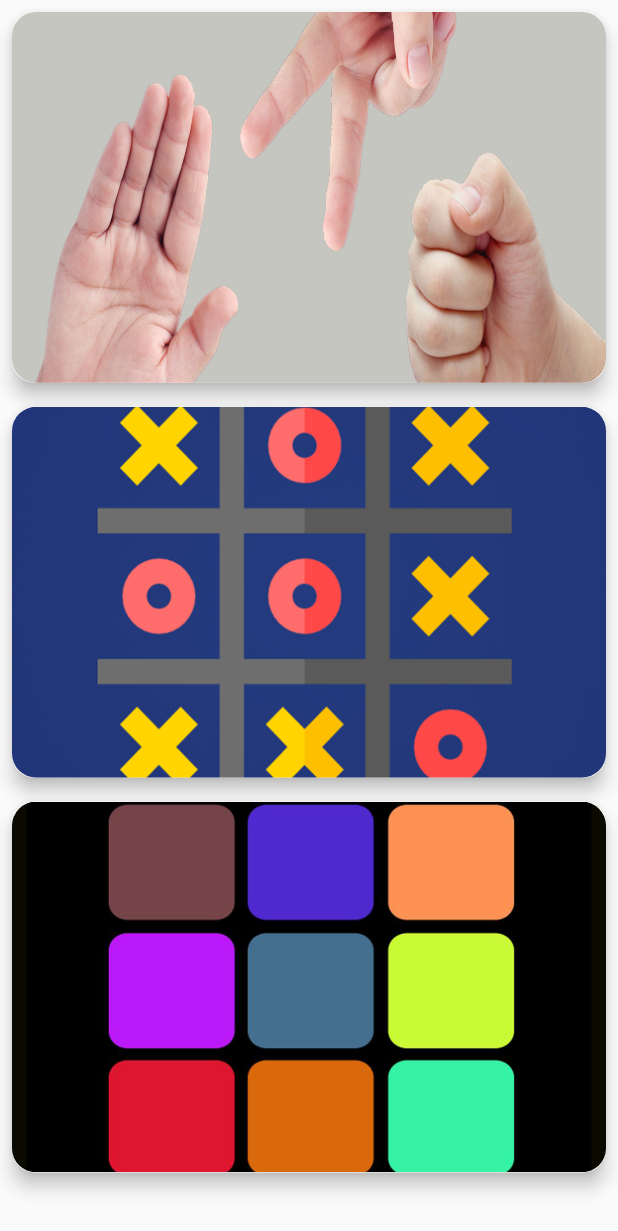
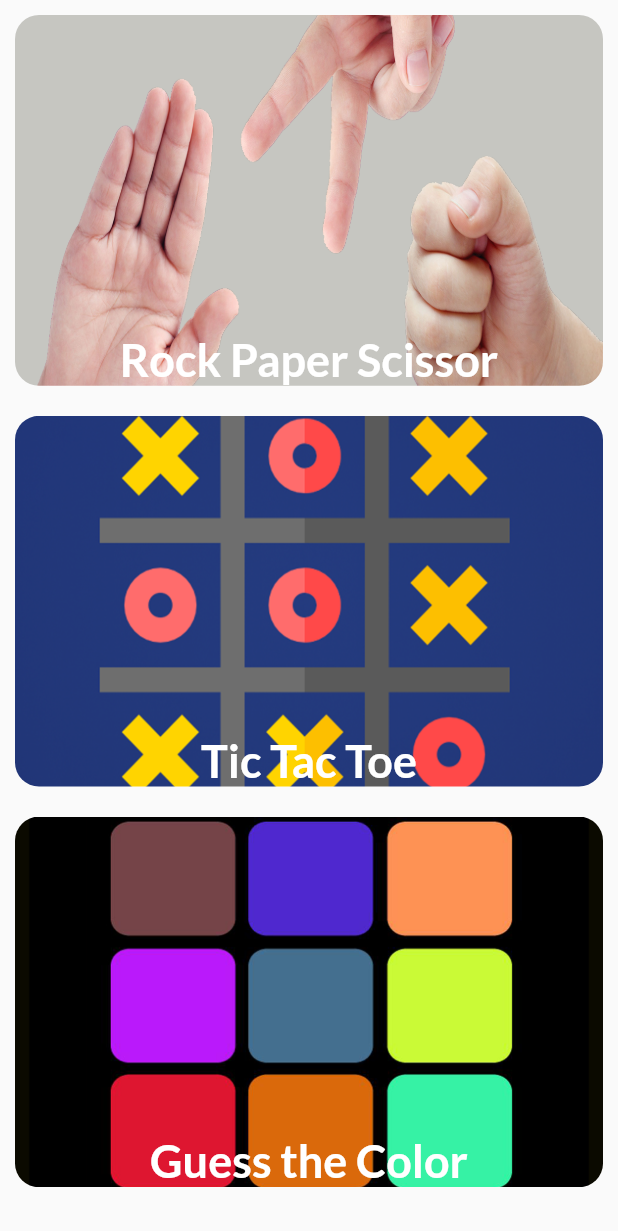
Before and after one commit to samirreaz/air_mail, a Flutter app: the GameScreen screen opened directly, on a phone screen of 412 x 824 dp. Shown: the top 1231 px of the screen. Run offline on Flutter 3.47's test engine with Material 2 defaults, Android fonts, the phone set to English and light mode, and no system bars; our stand-ins replace emoji_picker_flutter, image_picker.

Commit message:
game screen update

```diff
--- a/lib/Screens/game_screen.dart
+++ b/lib/Screens/game_screen.dart
@@ -1,3 +1,6 @@
+import 'package:airmail/Games/Color_Guess/guess_color.dart';
+import 'package:airmail/Games/Rock_Paper_Scissor/rock_paper_scissor.dart';
+import 'package:airmail/Games/Tic_Tac_Toe/tic_tac_toe.dart';
 import 'package:flutter/material.dart';
 
 class GameScreen extends StatefulWidget {
@@ -13,37 +16,38 @@ class _GameScreenState extends State<GameScreen> {
     return Scaffold(
       body: ListView(
         children: [
-          Card(
-            margin: EdgeInsets.all(8),
-            shape: RoundedRectangleBorder(
-              borderRadius: BorderRadius.circular(15.0),
+          InkWell(
+            onTap: () {
+              Navigator.push(context,
+                  MaterialPageRoute(builder: (context) => RockPaperScissor()));
+            },
+            child: CardContants(
+                "assets/images/rock_paper_scissor.png", "Rock Paper Scissor"),
           ),
-            elevation: 5,
-            child: CardContants('assets/images/rock_paper_scissor.png'),
-          ),
-          Card(
-            margin: EdgeInsets.all(8),
-            shape: RoundedRectangleBorder(
-              borderRadius: BorderRadius.circular(15.0),
-            ),
-            elevation: 5,
-            child: CardContants('assets/images/tic_tac_toe.png'),
-          ),
-          Card(
-            margin: EdgeInsets.all(8),
-            shape: RoundedRectangleBorder(
-              borderRadius: BorderRadius.circular(15.0),
-            ),
-            elevation: 5,
-            child: CardContants('assets/images/color_guessing.png'),
-          ),
+          InkWell(
+              onTap: () {
+                Navigator.push(context,
+                    MaterialPageRoute(builder: (context) => TicTacToy()));
+              },
+              child:
+                  CardContants("assets/images/tic_tac_toe.png", "Tic Tac Toe")),
+          InkWell(
+              onTap: () {
+                Navigator.push(context,
+                    MaterialPageRoute(builder: (context) => ColorGuess()));
+              },
+              child: CardContants(
+                  "assets/images/color_guessing.png", "Guess the Color")),
         ],
       ),
     );
   }
 
-  Widget CardContants(String img) {
-    return Container(
+  Widget CardContants(String img, String txt) {
+    return Stack(
+      children: [
+        Container(
+          margin: EdgeInsets.all(10),
           height: MediaQuery.of(context).size.height * 0.3,
           // color: Colors.green,
           width: double.infinity,
@@ -54,6 +58,23 @@ class _GameScreenState extends State<GameScreen> {
               fit: BoxFit.cover,
             ),
           ),
+        ),
+        Positioned.fill(
+          child: Align(
+            alignment: Alignment.bottomCenter,
+            child: Padding(
+              padding: const EdgeInsets.all(10),
+              child: Text(
+                txt,
+                style: TextStyle(
+                    fontSize: 30,
+                    color: Colors.white,
+                    fontWeight: FontWeight.bold),
+              ),
+            ),
+          ),
+        ),
+      ],
     );
   }
 }
```
Lines whose indentation alone changed are shown as unchanged.
